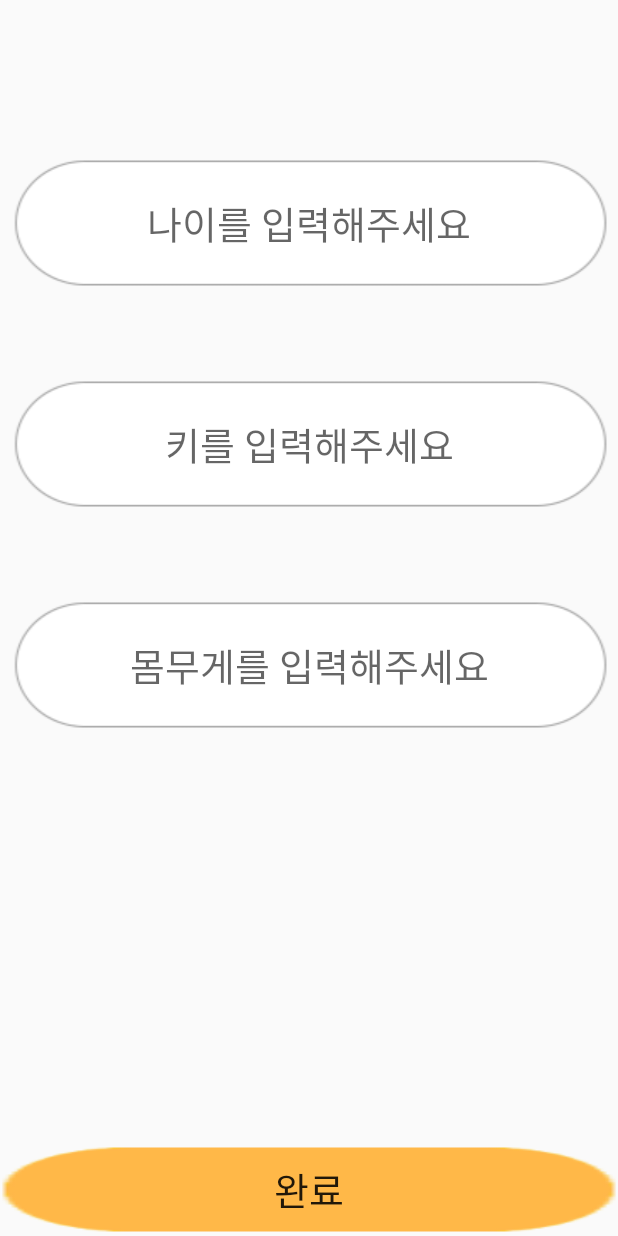
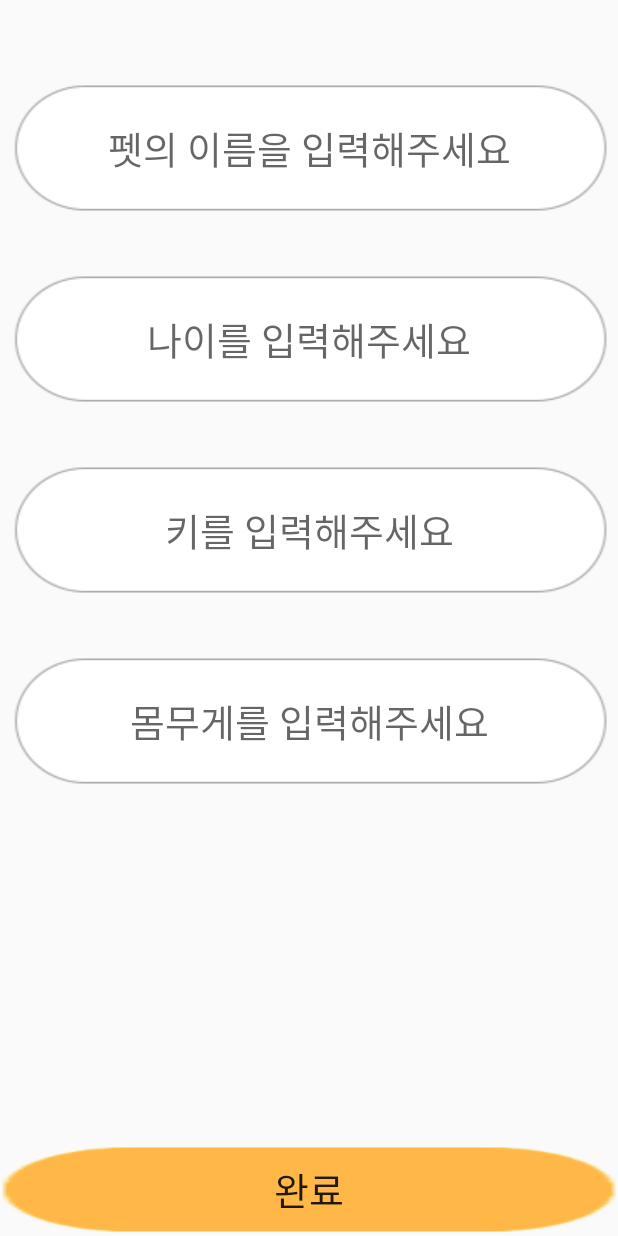
Before and after one commit to polaris428/skt_healthy_pet, an Android app: the screen it shows after launch (Input_Activity), on a phone screen of 412 x 824 dp. Run offline under Robolectric (Android 15) with nearby library versions, the phone set to English and light mode, and no system bars.

Commit message:
shop+pet

```diff
--- a/app/src/main/java/com/example/skthealthypet/Input_Activity.java
+++ b/app/src/main/java/com/example/skthealthypet/Input_Activity.java
@@ -14,7 +14,7 @@ public class Input_Activity extends AppCompatActivity {
     String age;
     String high;
     String kg;
-
+    String name;
 
     @Override
     protected void onCreate(Bundle savedInstanceState) {
@@ -23,10 +23,12 @@ public class Input_Activity extends AppCompatActivity {
         final EditText ageinput=(EditText)findViewById(R.id.ageinput);
         final  EditText heightinput=(EditText) findViewById(R.id.heightinput);
         final EditText kginput=(EditText)findViewById(R.id.kginput);
+        final EditText nameinput=findViewById(R.id.nameinput);
         Button complete=(Button)findViewById(R.id.complete);
         age=ageinput.getText().toString();
         high=heightinput.getText().toString();
         kg=kginput.getText().toString();
+        name=nameinput.getText().toString();
         Pet_Fragment myFragment = new Pet_Fragment();
 
         complete.setOnClickListener(new View.OnClickListener() {
--- a/app/src/main/res/layout/activity_input_.xml
+++ b/app/src/main/res/layout/activity_input_.xml
@@ -6,44 +6,50 @@
     android:layout_height="match_parent"
     tools:context=".Input_Activity">
 
-
-
     <EditText
         android:id="@+id/ageinput"
         android:layout_width="match_parent"
         android:layout_height="wrap_content"
         android:background="@drawable/input"
         android:inputType="number"
-        android:layout_marginTop="100dp"
+        android:layout_marginTop="30dp"
         android:hint="@string/age"
         android:gravity="center"
         android:maxLength="2"
-        app:layout_constraintTop_toTopOf="parent">
-
+        app:layout_constraintTop_toBottomOf="@+id/nameinput">
     </EditText>
 
+    <EditText
+        android:id="@+id/nameinput"
+        android:layout_width="match_parent"
+        android:layout_height="wrap_content"
+        android:layout_marginTop="50dp"
+        android:background="@drawable/input"
+        android:hint="@string/name"
+        android:gravity="center"
+        android:maxLength="3"
+        app:layout_constraintLeft_toLeftOf="parent"
+        app:layout_constraintRight_toRightOf="parent"
+        app:layout_constraintTop_toTopOf="parent">
+    </EditText>
 
     <EditText
         android:id="@+id/heightinput"
         android:layout_width="match_parent"
         android:layout_height="wrap_content"
         android:background="@drawable/input"
-        android:layout_marginTop="50dp"
+        android:layout_marginTop="30dp"
         android:hint="@string/high"
         android:gravity="center"
         android:maxLength="3"
-        app:layout_constraintTop_toBottomOf="@+id/ageinput"
-        >
-
+        app:layout_constraintTop_toBottomOf="@+id/ageinput">
     </EditText>
-
-
 
     <EditText
         android:id="@+id/kginput"
         android:layout_width="match_parent"
         android:layout_height="wrap_content"
-        android:layout_marginTop="50dp"
+        android:layout_marginTop="30dp"
         android:background="@drawable/input"
         android:hint="@string/kg"
         android:gravity="center"
@@ -51,8 +57,6 @@
         app:layout_constraintLeft_toLeftOf="parent"
         app:layout_constraintRight_toRightOf="parent"
         app:layout_constraintTop_toBottomOf="@+id/heightinput">
-
-
     </EditText>
 
     <Button
--- a/app/src/main/res/values/strings.xml
+++ b/app/src/main/res/values/strings.xml
@@ -2,6 +2,7 @@
     <string name="app_name">skt healthy pet</string>
     <!-- TODO: Remove or change this placeholder text -->
     <string name="enterinformation">정보 다시 입력</string>
+    <string name="name" translatable="false">펫의 이름을 입력해주세요</string>
     <string name="age" translatable="false">나이를 입력해주세요</string>
     <string name="high" translatable="false">키를 입력해주세요</string>
     <string name="kg" translatable="false">몸무게를 입력해주세요</string>
```
Also changed, not shown: 2 other files.
